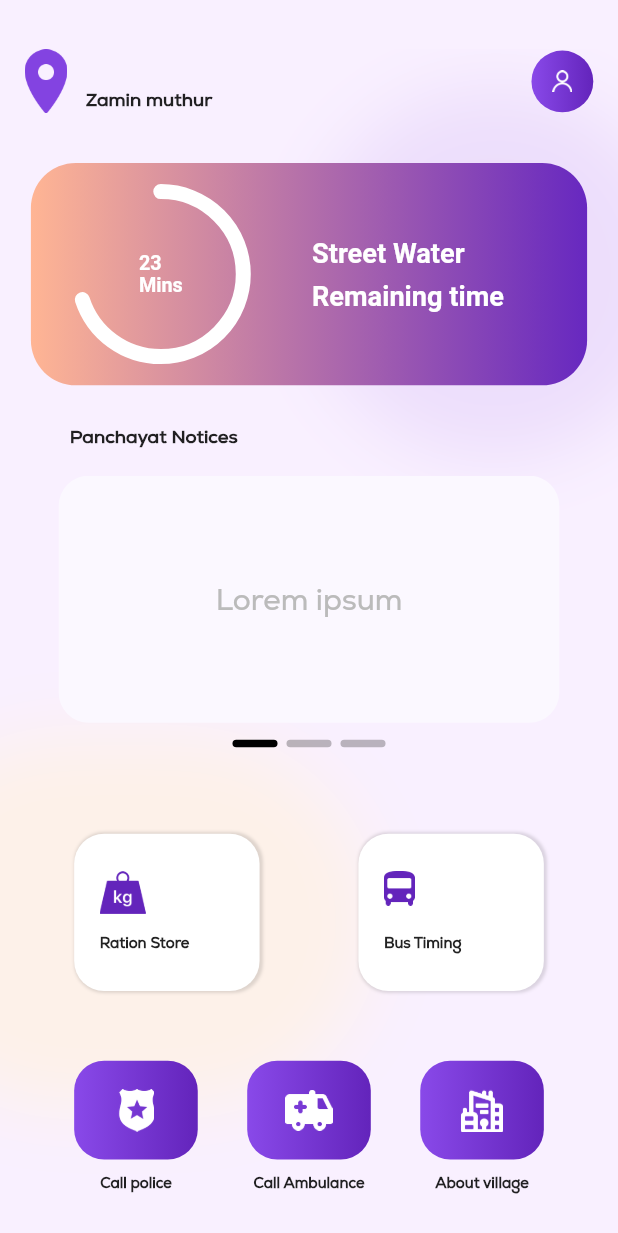
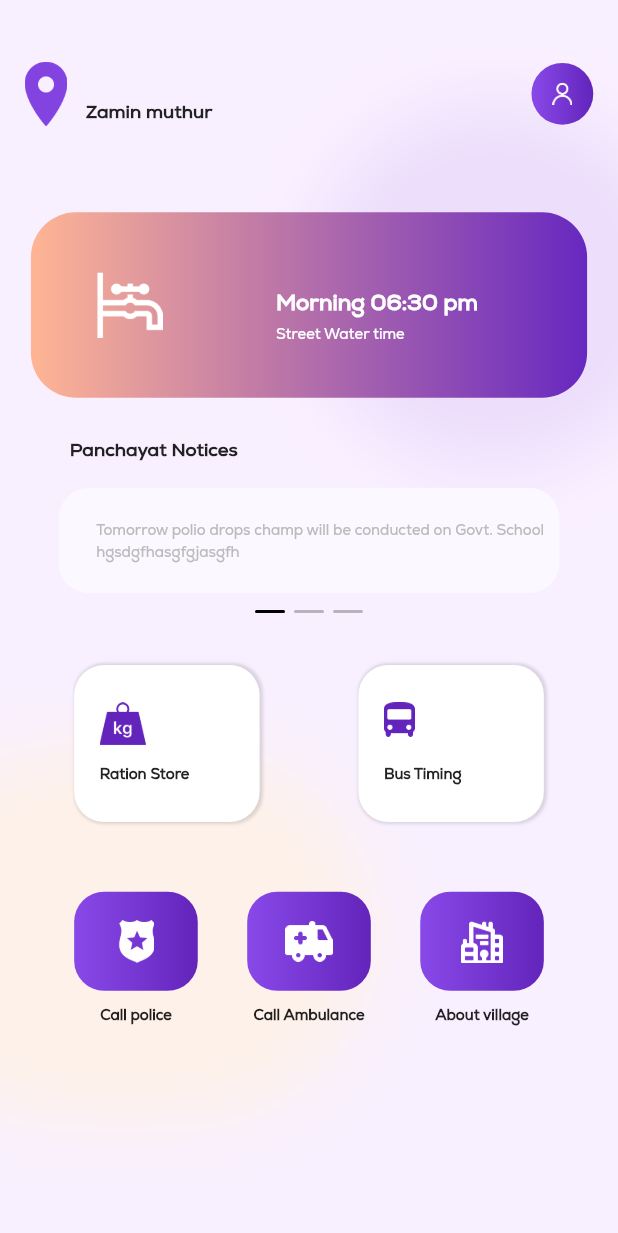
Before and after one commit to Parthosh-onwords/zamin_muthur_app, a Flutter app: the HomePage screen opened directly, on a phone screen of 412 x 824 dp. Shown: the top 1233 px of the screen. Run offline on Flutter 3.47's test engine with Material 2 defaults, Android fonts, the phone set to English and light mode, and no system bars; drawn by our look-alikes of carousel_slider, percent_indicator; our stand-ins replace google_fonts, pin_code_fields.

Commit message:
//updated by parthosh on 21.3.2022 //minor changes

```diff
--- a/lib/Screens/Login/home_screen.dart
+++ b/lib/Screens/Login/home_screen.dart
@@ -79,7 +79,7 @@ int currentPos= 0;
     final width = MediaQuery.of(context).size.width;
     return Scaffold(
       body: Container(
-        padding: EdgeInsets.only(top: height * 0.04, ),
+        padding: EdgeInsets.only(top: height * 0.05, ),
         decoration: const BoxDecoration(
             color: Color.fromRGBO(249, 240, 255 , 1.0),
         ),
@@ -182,13 +182,13 @@ int currentPos= 0;
                     ],
                   ),
                   SizedBox(
-                    height: height * 0.04,
+                    height: height * 0.07,
                   ),
                   Center(
                     child: Container(
                       padding:
                       EdgeInsets.only(left: width * 0.030, right: width * 0.1),
-                      height: height * 0.18,
+                      height: height * 0.15,
                       width: width * 0.9,
                       decoration: BoxDecoration(
                         borderRadius: BorderRadius.circular(30),
@@ -202,24 +202,25 @@ int currentPos= 0;
                       child: Row(
                         mainAxisAlignment: MainAxisAlignment.spaceAround,
                         children: [
-                          CircularPercentIndicator(
-                            radius: 60,
-                            circularStrokeCap: CircularStrokeCap.round,
-                            animation: true,
-                            percent: 70 / 100,
-                            //percent/100,
-                            animateFromLastPercent: true,
-                            lineWidth: 10,
-                            progressColor: Colors.white,
-                            backgroundColor: Colors.transparent,
-                            center: Text(
-                              "23\nMins",
-                              style: TextStyle(
-                                  fontWeight: FontWeight.w600,
-                                  fontSize: height * 0.016,
-                                  color: Colors.white),
-                            ),
-                          ),
+                          Image.asset('assets/valve.png',scale: 3.5,),
+                          // CircularPercentIndicator(
+                          //   radius: 60,
+                          //   circularStrokeCap: CircularStrokeCap.round,
+                          //   animation: true,
+                          //   percent: 70 / 100,
+                          //   //percent/100,
+                          //   animateFromLastPercent: true,
+                          //   lineWidth: 10,
+                          //   progressColor: Colors.white,
+                          //   backgroundColor: Colors.transparent,
+                          //   center: Text(
+                          //     "23\nMins",
+                          //     style: TextStyle(
+                          //         fontWeight: FontWeight.w600,
+                          //         fontSize: height * 0.016,
+                          //         color: Colors.white),
+                          //   ),
+                          // ),
                           Container(
                             margin: EdgeInsets.only(
                                 top: height * 0.06, left: width * 0.03),
@@ -227,21 +228,23 @@ int currentPos= 0;
                               crossAxisAlignment: CrossAxisAlignment.start,
                               children: [
                                 Text(
-                                  'Street Water',
+                                  'Morning 06:30 pm',
                                   style: TextStyle(
-                                      fontSize: height * 0.022,
+                                    fontFamily: 'Nexa',
+                                      fontSize: height * 0.018,
                                       color: Colors.white,
                                       fontWeight: FontWeight.w600),
                                 ),
                                 SizedBox(
-                                  height: height * 0.01,
+                                  height: height * 0.0025,
                                 ),
                                 Text(
-                                  'Remaining time',
+                                  'Street Water time',
                                   style: TextStyle(
-                                      fontSize: height * 0.022,
+                                    fontFamily: 'Nexa',
+                                      fontSize: height * 0.012,
                                       color: Colors.white,
-                                      fontWeight: FontWeight.w600),
+                                      fontWeight: FontWeight.w200),
                                 ),
                               ],
                             ),
@@ -267,7 +270,7 @@ int currentPos= 0;
                   ),
                   Center(
                     child: SizedBox(
-                      height: height * 0.2,
+                      height: height * 0.085,
                       width: width * 0.9,
                       child:
                       CarouselSlider(
@@ -302,7 +305,7 @@ int currentPos= 0;
                       children: indicators(listPaths.length,currentPos)
                   ),
                   SizedBox(
-                    height: height * 0.03,
+                    height: height * 0.002,
                   ),
                   SizedBox(
                     height: height * 0.2,
@@ -424,8 +427,8 @@ int currentPos= 0;
     return List<Widget>.generate(imagesLength, (index) {
       return AnimatedContainer(
         margin: const EdgeInsets.all(3),
-        width: 30,
-        height: 5,
+        width: 20,
+        height: 2,
         decoration: BoxDecoration(
           borderRadius: BorderRadius.circular(10),
             color: currentIndex == index ? Colors.black : Colors.black26,
@@ -440,20 +443,21 @@ int currentPos= 0;
   Center noticeContainer(double height,double width) {
     return Center(
       child: Container(
-        height: height*0.3,
-        width: width * 0.9,
+        padding: EdgeInsets.only(left: 25.0,right: 5.0,top: 5.0,bottom: 5.0),
+        height: height*0.15,
+        width: width * 1.0,
         //margin: const EdgeInsets.all(8.0),
         decoration: BoxDecoration(
             color: const Color(0xffFBF8FF),
             borderRadius: BorderRadius.circular(20)),
-        child: const Center(
+        child: Center(
           child: Text(
-            "Lorem ipsum",
+            "Tomorrow polio drops champ will be conducted on Govt. School hgsdgfhasgfgjasgfh ",textAlign: TextAlign.left,
             style: TextStyle(
               fontFamily: 'Nexa',
               fontWeight: FontWeight.w500,
-              fontSize: 20,
-              color: Color(0xffBBBBBB),
+              fontSize: height*0.012,
+              color: const Color(0xffBBBBBB),
             ),
           ),
         ),
--- a/lib/main.dart
+++ b/lib/main.dart
@@ -8,6 +8,7 @@ import 'Screens/Login/first_screen.dart';
 
 //updated by parthosh on 21.3.2022
 //overall ui except profile,about,ration page
+
 void main() {
   //lock the rotation in land scape.......................
   WidgetsFlutterBinding.ensureInitialized();
@@ -15,7 +16,6 @@ void main() {
     DeviceOrientation.portraitDown,
     DeviceOrientation.portraitUp,
   ]);
-
   runApp(const MyApp());
 }
 
```
Also changed, not shown: assets/valve.png (added).
